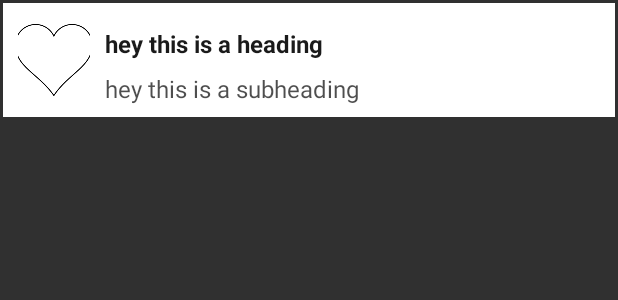
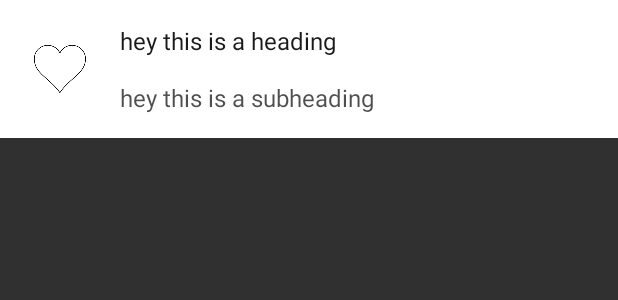
Before and after one commit to codebased/quotesmate, an Android app: the layout list_quote_item.xml on its own in the app's theme, with its tools: preview values and no code run, on a phone screen of 412 x 824 dp. Shown: the top 300 px of the screen. Run offline under Robolectric (Android 15) with nearby library versions, the phone set to English and light mode, and no system bars.

Commit message:
reformatting quote item

```diff
--- a/app/src/main/res/layout/author_quote_item.xml
+++ b/app/src/main/res/layout/author_quote_item.xml
@@ -20,9 +20,9 @@
     <LinearLayout
         android:layout_width="match_parent"
         android:layout_height="wrap_content"
-        android:layout_margin="@dimen/fourdot"
+        android:layout_margin="@dimen/twodot"
         android:orientation="vertical"
-        android:paddingLeft="@dimen/onedot">
+        >
 
         <TextView
             android:id="@+id/headerView"
@@ -31,7 +31,6 @@
             android:layout_height="wrap_content"
             android:layout_gravity="center_horizontal"
             android:gravity="center_horizontal"
-            android:padding="@dimen/twodot"
             android:text="hey this is a heading"/>
 
 
--- a/app/src/main/res/layout/genre_quote_item.xml
+++ b/app/src/main/res/layout/genre_quote_item.xml
@@ -20,9 +20,9 @@
     <LinearLayout
         android:layout_width="match_parent"
         android:layout_height="wrap_content"
-        android:layout_margin="@dimen/fourdot"
+        android:layout_margin="@dimen/twodot"
         android:orientation="vertical"
-        android:paddingLeft="@dimen/onedot">
+        >
 
         <TextView
             android:id="@+id/headerView"
@@ -31,7 +31,6 @@
             android:layout_height="wrap_content"
             android:layout_gravity="center_horizontal"
             android:gravity="center_horizontal"
-            android:padding="@dimen/twodot"
             android:text="hey this is a heading"/>
 
 
--- a/app/src/main/res/layout/list_quote_item.xml
+++ b/app/src/main/res/layout/list_quote_item.xml
@@ -3,17 +3,19 @@
     xmlns:android="http://schemas.android.com/apk/res/android"
     android:layout_width="match_parent"
     android:layout_height="wrap_content"
-    android:layout_margin="@dimen/twodot"
+    android:layout_marginBottom="@dimen/quarterdot"
     android:background="@android:color/white"
     android:orientation="horizontal"
-    android:padding="@dimen/onedot">
+    android:paddingBottom="@dimen/twodot"
+    android:paddingTop="@dimen/twodot">
 
     <ImageView
         android:id="@+id/leftImageView"
         android:layout_width="@dimen/left_image_width"
         android:layout_height="@dimen/left_image_height"
         android:layout_gravity="center"
-        android:layout_margin="@dimen/twodot"
+        android:layout_marginLeft="@dimen/twodot"
+        android:padding="@dimen/onedot"
         android:scaleType="centerCrop"
         android:src="@drawable/ic_heart"/>
 
@@ -21,17 +23,17 @@
 
         android:layout_width="match_parent"
         android:layout_height="wrap_content"
-        android:layout_marginTop="8dp"
         android:orientation="vertical"
-        android:paddingLeft="@dimen/onedot">
+        android:paddingLeft="@dimen/twodot"
+        android:paddingRight="@dimen/twodot">
 
         <TextView
             android:id="@+id/headerView"
-            style="@style/quotes.heading"
+            style="@style/h1"
             android:layout_width="wrap_content"
             android:layout_height="wrap_content"
-            android:text="hey this is a heading"/>
-
+            android:text="hey this is a heading"
+            android:textStyle="normal"/>
 
         <TextView
             android:id="@+id/subHeaderView"
@@ -39,7 +41,7 @@
             android:layout_width="wrap_content"
             android:layout_height="wrap_content"
             android:layout_gravity="bottom"
-            android:layout_marginTop="8dp"
+            android:layout_marginTop="@dimen/twodot"
             android:text="hey this is a subheading"/>
 
     </LinearLayout>
--- a/app/src/main/res/values/dimens.xml
+++ b/app/src/main/res/values/dimens.xml
@@ -2,7 +2,8 @@
 <resources>
     <dimen name="left_image_width">48dp</dimen>
     <dimen name="left_image_height">48dp</dimen>
-    <dimen name="twodot">2dp</dimen>
+    <dimen name="threedot">24dp</dimen>
+    <dimen name="twodot">16dp</dimen>
     <dimen name="h2">16sp</dimen>
     <dimen name="h3">12sp</dimen>
     <dimen name="quarterdot">2dp</dimen>
--- a/app/src/main/res/values/styles.xml
+++ b/app/src/main/res/values/styles.xml
@@ -17,7 +17,13 @@
 
 
     <style name="h1">
-        <item name="android:textSize">24sp</item>
+        <item name="android:textSize">16sp</item>
+        <item name="android:textStyle">bold</item>
+        <item name="android:textColor">@color/black_90</item>
+    </style>
+
+    <style name="h2">
+        <item name="android:textSize">16sp</item>
         <item name="android:textStyle">bold</item>
         <item name="android:textColor">@color/black_90</item>
     </style>
```
Also changed, not shown: app/src/main/res/values/colors.xml (+1 -8 lines), app/src/main/res/values/colors_palette.xml (added, +14 -0 lines).
